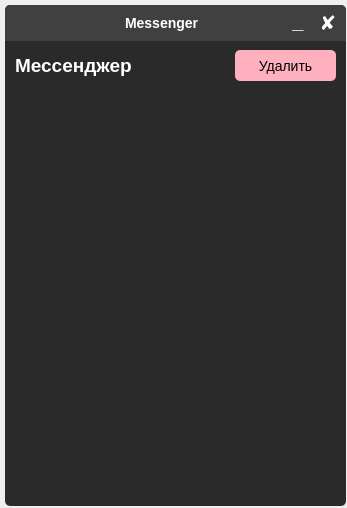
Before: the Qt Designer form messenger/messenger.ui in b0shka/selling_apps, drawn with Qt 5.
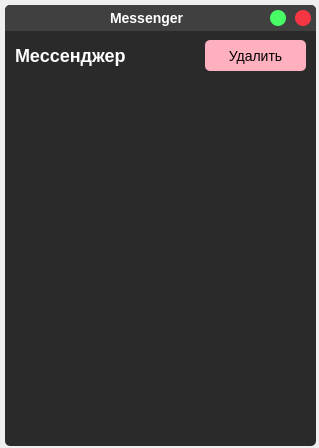
After: the same form once the commit is applied.

What changed in the file:
```diff
--- a/messenger/messenger.ui
+++ b/messenger/messenger.ui
@@ -6,20 +6,20 @@
    <rect>
     <x>0</x>
     <y>0</y>
-    <width>347</width>
-    <height>508</height>
+    <width>319</width>
+    <height>448</height>
    </rect>
   </property>
   <property name="minimumSize">
    <size>
-    <width>338</width>
-    <height>463</height>
+    <width>2</width>
+    <height>2</height>
    </size>
   </property>
   <property name="maximumSize">
    <size>
-    <width>16777215</width>
-    <height>16777215</height>
+    <width>347</width>
+    <height>494</height>
    </size>
   </property>
   <property name="windowTitle">
@@ -33,20 +33,20 @@
     <rect>
      <x>5</x>
      <y>5</y>
-     <width>341</width>
-     <height>501</height>
+     <width>311</width>
+     <height>441</height>
     </rect>
    </property>
    <property name="minimumSize">
     <size>
-     <width>341</width>
-     <height>501</height>
+     <width>311</width>
+     <height>441</height>
     </size>
    </property>
    <property name="maximumSize">
     <size>
-     <width>341</width>
-     <height>501</height>
+     <width>311</width>
+     <height>441</height>
     </size>
    </property>
    <property name="styleSheet">
@@ -61,122 +61,13 @@
    <property name="frameShadow">
     <enum>QFrame::Raised</enum>
    </property>
-   <widget class="QFrame" name="frame_3">
-    <property name="geometry">
-     <rect>
-      <x>0</x>
-      <y>0</y>
-      <width>341</width>
-      <height>36</height>
-     </rect>
-    </property>
-    <property name="styleSheet">
-     <string notr="true">QFrame{
-	border-bottom-left-radius: 0px;
-	border-bottom-right-radius: 0px;
-	background-color: #404040;
-}</string>
-    </property>
-    <property name="frameShape">
-     <enum>QFrame::StyledPanel</enum>
-    </property>
-    <property name="frameShadow">
-     <enum>QFrame::Raised</enum>
-    </property>
-    <widget class="QPushButton" name="pushButton_8">
-     <property name="geometry">
-      <rect>
-       <x>310</x>
-       <y>5</y>
-       <width>26</width>
-       <height>26</height>
-      </rect>
-     </property>
-     <property name="font">
-      <font>
-       <pointsize>-1</pointsize>
-       <weight>75</weight>
-       <bold>true</bold>
-      </font>
-     </property>
-     <property name="styleSheet">
-      <string notr="true">QPushButton {
-	font-size: 20px;
-	background-color: #404040;
-	border-radius: 5px;
-}
-QPushButton::hover {
-	background-color: #ffb0be;
-	color: black;
-}</string>
-     </property>
-     <property name="text">
-      <string>✘</string>
-     </property>
-    </widget>
-    <widget class="QPushButton" name="pushButton_9">
-     <property name="geometry">
-      <rect>
-       <x>280</x>
-       <y>5</y>
-       <width>26</width>
-       <height>26</height>
-      </rect>
-     </property>
-     <property name="font">
-      <font>
-       <pointsize>-1</pointsize>
-       <weight>75</weight>
-       <bold>true</bold>
-      </font>
-     </property>
-     <property name="styleSheet">
-      <string notr="true">QPushButton {
-	padding-bottom: 4px;
-	font-size: 20px;
-	background-color: #404040;
-	border-radius: 5px;
-}
-QPushButton::hover {
-	background-color: #2a2a2a;
-}</string>
-     </property>
-     <property name="text">
-      <string>_</string>
-     </property>
-    </widget>
-    <widget class="QLabel" name="label_9">
-     <property name="geometry">
-      <rect>
-       <x>120</x>
-       <y>10</y>
-       <width>91</width>
-       <height>16</height>
-      </rect>
-     </property>
-     <property name="font">
-      <font>
-       <pointsize>-1</pointsize>
-       <weight>75</weight>
-       <bold>true</bold>
-      </font>
-     </property>
-     <property name="styleSheet">
-      <string notr="true">font-size: 14px;
-color: white;</string>
-     </property>
-     <property name="text">
-      <string>Messenger</string>
-     </property>
-    </widget>
-   </widget>
    <widget class="QFrame" name="frame_4">
     <property name="geometry">
      <rect>
       <x>5</x>
-      <y>40</y>
-      <width>331</width>
-      <height>46</height>
+      <y>30</y>
+      <width>301</width>
+      <height>41</height>
      </rect>
     </property>
     <property name="styleSheet">
@@ -191,7 +82,7 @@
     <widget class="QPushButton" name="pushButton">
      <property name="geometry">
       <rect>
-       <x>225</x>
+       <x>195</x>
        <y>5</y>
        <width>101</width>
        <height>31</height>
@@ -224,7 +115,7 @@
       </font>
      </property>
      <property name="styleSheet">
-      <string notr="true">font-size: 19px;
+      <string notr="true">font-size: 18px;
 color: white;</string>
      </property>
      <property name="text">
@@ -236,9 +127,9 @@
     <property name="geometry">
      <rect>
       <x>5</x>
-      <y>90</y>
-      <width>331</width>
-      <height>406</height>
+      <y>75</y>
+      <width>301</width>
+      <height>361</height>
      </rect>
     </property>
     <property name="font">
@@ -268,6 +159,115 @@
 }</string>
     </property>
    </widget>
+   <widget class="QFrame" name="frame_5">
+    <property name="geometry">
+     <rect>
+      <x>0</x>
+      <y>0</y>
+      <width>311</width>
+      <height>26</height>
+     </rect>
+    </property>
+    <property name="styleSheet">
+     <string notr="true">QFrame{
+	border-bottom-left-radius: 0px;
+	border-bottom-right-radius: 0px;
+	background-color: #404040;
+}</string>
+    </property>
+    <property name="frameShape">
+     <enum>QFrame::StyledPanel</enum>
+    </property>
+    <property name="frameShadow">
+     <enum>QFrame::Raised</enum>
+    </property>
+    <widget class="QPushButton" name="pushButton_8">
+     <property name="geometry">
+      <rect>
+       <x>290</x>
+       <y>5</y>
+       <width>16</width>
+       <height>16</height>
+      </rect>
+     </property>
+     <property name="font">
+      <font>
+       <pointsize>-1</pointsize>
+       <weight>75</weight>
+       <bold>true</bold>
+      </font>
+     </property>
+     <property name="styleSheet">
+      <string notr="true">QPushButton {
+	font-size: 20px;
+	background-color: #f73643;
+	border-radius: 8px;
+}
+QPushButton::hover {
+	background-color: #d63a44;
+	color: black;
+}</string>
+     </property>
+     <property name="text">
+      <string/>
+     </property>
+    </widget>
+    <widget class="QPushButton" name="pushButton_9">
+     <property name="geometry">
+      <rect>
+       <x>265</x>
+       <y>5</y>
+       <width>16</width>
+       <height>16</height>
+      </rect>
+     </property>
+     <property name="font">
+      <font>
+       <pointsize>-1</pointsize>
+       <weight>75</weight>
+       <bold>true</bold>
+      </font>
+     </property>
+     <property name="styleSheet">
+      <string notr="true">QPushButton {
+	padding-bottom: 4px;
+	font-size: 20px;
+	background-color: #47fc65;
+	border-radius: 8px;
+}
+QPushButton::hover {
+	background-color: #49cc5f;
+}</string>
+     </property>
+     <property name="text">
+      <string/>
+     </property>
+    </widget>
+    <widget class="QLabel" name="label_9">
+     <property name="geometry">
+      <rect>
+       <x>105</x>
+       <y>5</y>
+       <width>91</width>
+       <height>16</height>
+      </rect>
+     </property>
+     <property name="font">
+      <font>
+       <pointsize>-1</pointsize>
+       <weight>75</weight>
+       <bold>true</bold>
+      </font>
+     </property>
+     <property name="styleSheet">
+      <string notr="true">font-size: 14px;
+color: white;</string>
+     </property>
+     <property name="text">
+      <string>Messenger</string>
+     </property>
+    </widget>
+   </widget>
   </widget>
  </widget>
  <resources/>
```
